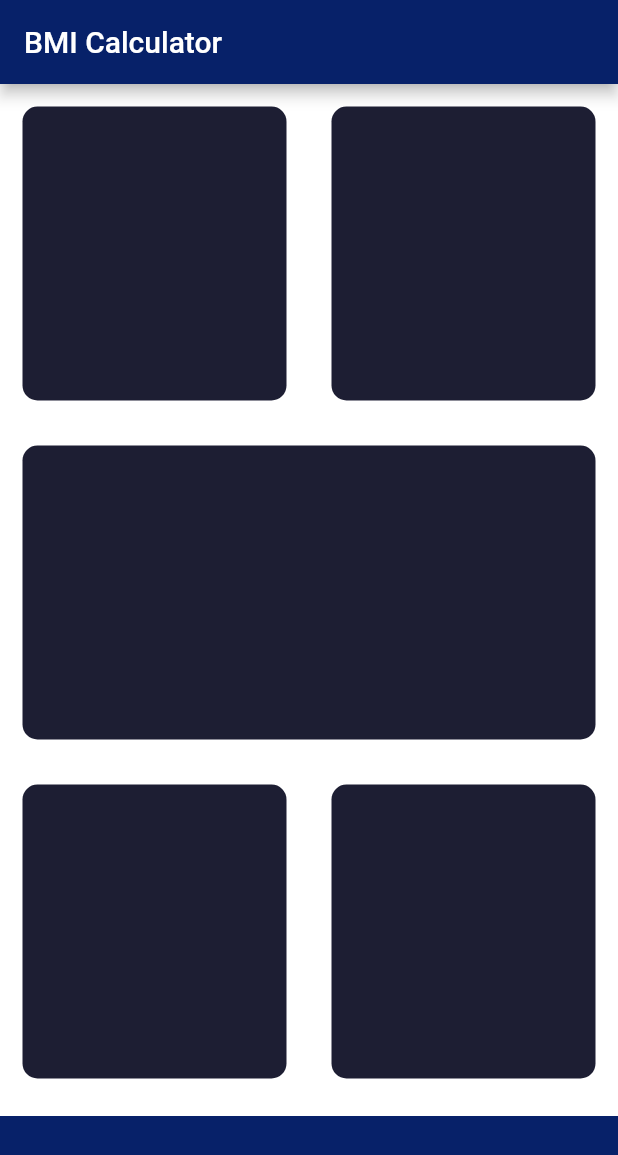
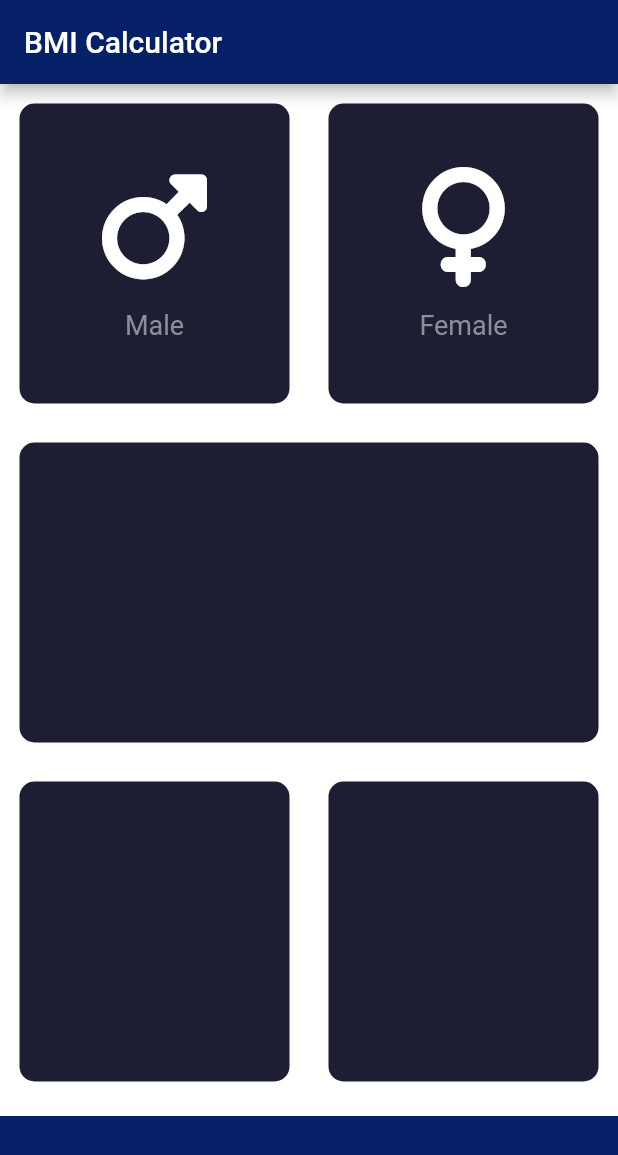
Before and after one commit to riomaemoto/plant, a Flutter app: the screen it shows after launch, on a phone screen of 412 x 824 dp. Shown: the top 1155 px of the screen. Run offline on Flutter 3.47's test engine with Material 2 defaults, Android fonts, the phone set to English and light mode, and no system bars; our stand-ins replace font_awesome_flutter.

Commit message:
BMI calculator displayed top Icon

```diff
--- a/lib/input_page.dart
+++ b/lib/input_page.dart
@@ -40,7 +40,7 @@ class _InputPageState extends State<InputPage> {
                     color: mainColor,
                     cardChild: IconContent(
                       icon: FontAwesomeIcons.venus,
-                      label: "female",
+                      label: "Female",
                     ),
                   ),
                 ),
@@ -91,8 +91,9 @@ class IconContent extends StatelessWidget {
       mainAxisAlignment: MainAxisAlignment.center,
       children: [
         Icon(
-          FontAwesomeIcons.mars,
+          icon,
           size: 80.0,
+          color: Colors.white,
         ),
         SizedBox(
           height: 15,
@@ -101,7 +102,7 @@ class IconContent extends StatelessWidget {
           label,
           style: TextStyle(
             fontSize: 18,
-            color: Color(0xFFFFFFFF),
+            color: Color(0xFF8D8E98),
           ),
         ),
       ],
@@ -117,7 +118,8 @@ class ReuseCard extends StatelessWidget {
   @override
   Widget build(BuildContext context) {
     return Container(
-      margin: EdgeInsets.all(15),
+      child: cardChild,
+      margin: EdgeInsets.all(13),
       decoration: BoxDecoration(
         color: color,
         borderRadius: BorderRadius.circular(10),
```
